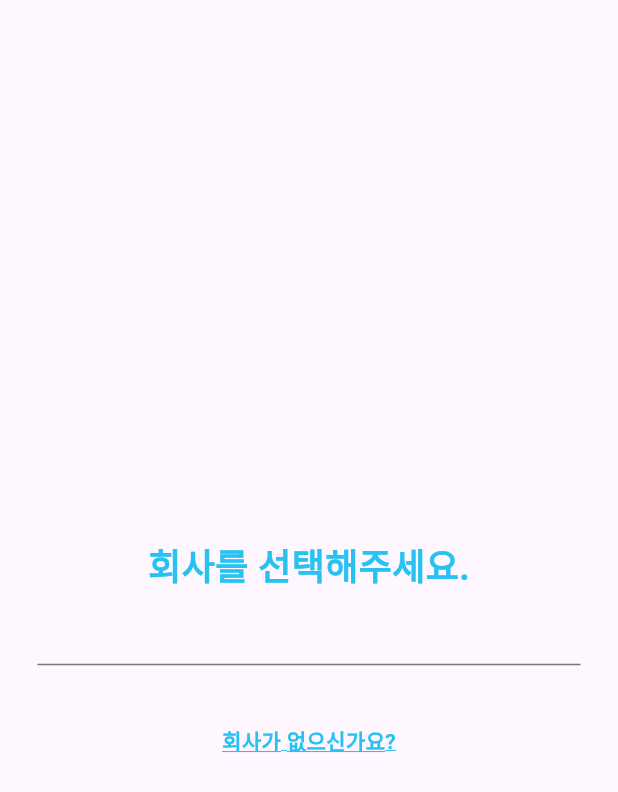
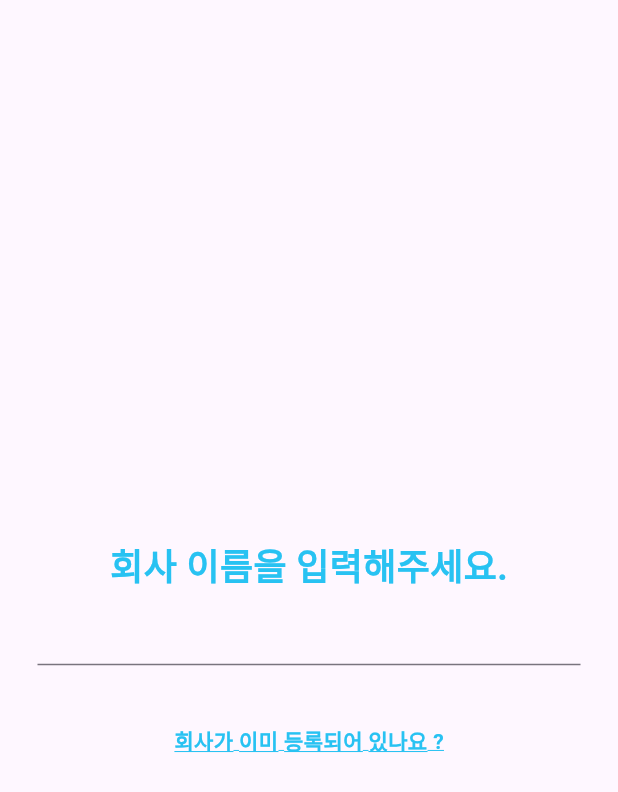
Before and after one commit to Rookeys/Calendar-App, a Flutter app: the ChooseCompany widget shown alone on an empty page, opened directly with empty values, on a phone screen of 412 x 824 dp. Shown: the top 792 px of the screen. Run offline on Flutter 3.47's test engine with Material 2 defaults, Android fonts, the phone set to English and light mode, and no system bars; our stand-ins replace firebase_auth, firebase_core, fluttertoast, go_router, google_sign_in, intl_phone_field; accounts and stored records are empty.

```diff
--- a/lib/widgets/register/company.dart
+++ b/lib/widgets/register/company.dart
@@ -4,7 +4,14 @@ import 'package:flutter/material.dart';
 
 class ChooseCompany extends StatelessWidget {
   final TextEditingController companyNameController;
-  const ChooseCompany({super.key, required this.companyNameController});
+  final bool isCompanyExist;
+  final void Function() onCompanyNameChanged;
+  const ChooseCompany(
+      {Key? key,
+      required this.companyNameController,
+      required this.isCompanyExist,
+      required this.onCompanyNameChanged})
+      : super(key: key);
 
   @override
   Widget build(BuildContext context) {
@@ -20,11 +27,19 @@ class ChooseCompany extends StatelessWidget {
             decoration: BoxDecoration(
               borderRadius: BorderRadius.circular(20),
             ),
-            child: Column(
+            child: _buildCompanyExist(isCompanyExist),
+          )
+        ],
+      ),
+    );
+  }
+
+  Widget _buildCompanyExist(bool isCompanyExist) {
+    return Column(
       children: [
-                const Text(
-                  "회사를 선택해주세요.",
-                  style: TextStyle(
+        Text(
+          isCompanyExist ? "회사를 선택해주세요." : "회사 이름을 입력해주세요.",
+          style: const TextStyle(
             fontSize: 24,
             fontWeight: FontWeight.bold,
             color: CustomColor.skyBlue,
@@ -36,20 +51,21 @@ class ChooseCompany extends StatelessWidget {
         const SizedBox(
           height: 40,
         ),
-                const Text(
-                  '회사가 없으신가요?',
-                  style: TextStyle(
+        GestureDetector(
+          onTap: () {
+            onCompanyNameChanged();
+          }, // You need to handle this onTap event
+          child: Text(
+            isCompanyExist ? "회사가 없으신가요 ?" : "회사가 이미 등록되어 있나요 ?",
+            style: const TextStyle(
               fontWeight: FontWeight.w600,
               color: CustomColor.skyBlue,
               decoration: TextDecoration.underline,
               decorationColor: CustomColor.skyBlue,
             ),
-                )
-              ],
           ),
         )
       ],
-      ),
     );
   }
 }
```
Also changed, not shown: lib/register.dart (+14 -2 lines), lib/widgets/register/position.dart (+10 -7 lines), 5 other files. Lines whose indentation alone changed are shown as unchanged.
